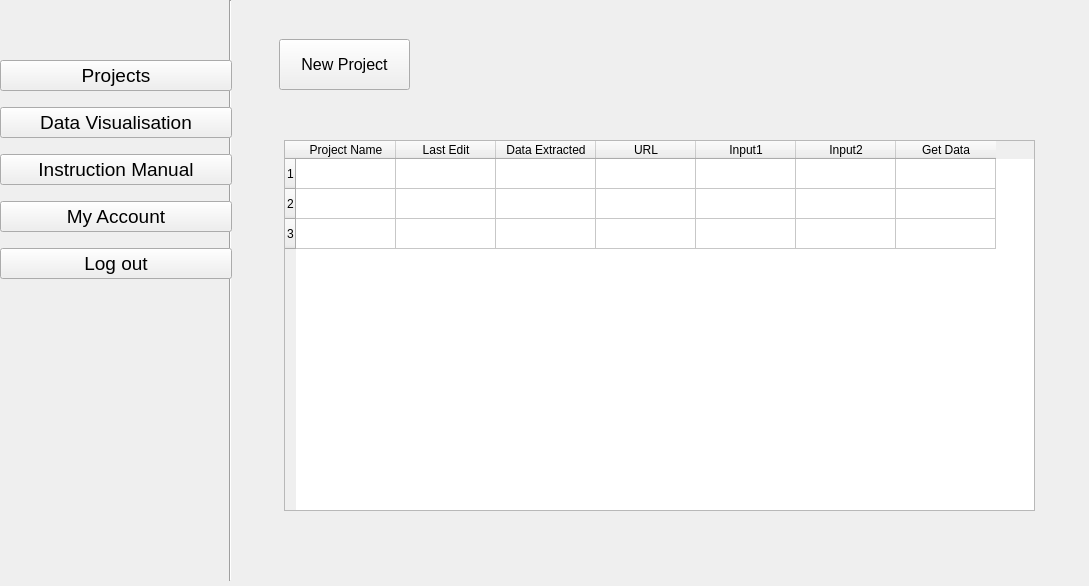
Above: Project_Main.ui from Ericaan/studio5_webscraping_app before the change. Below: the same form after it.
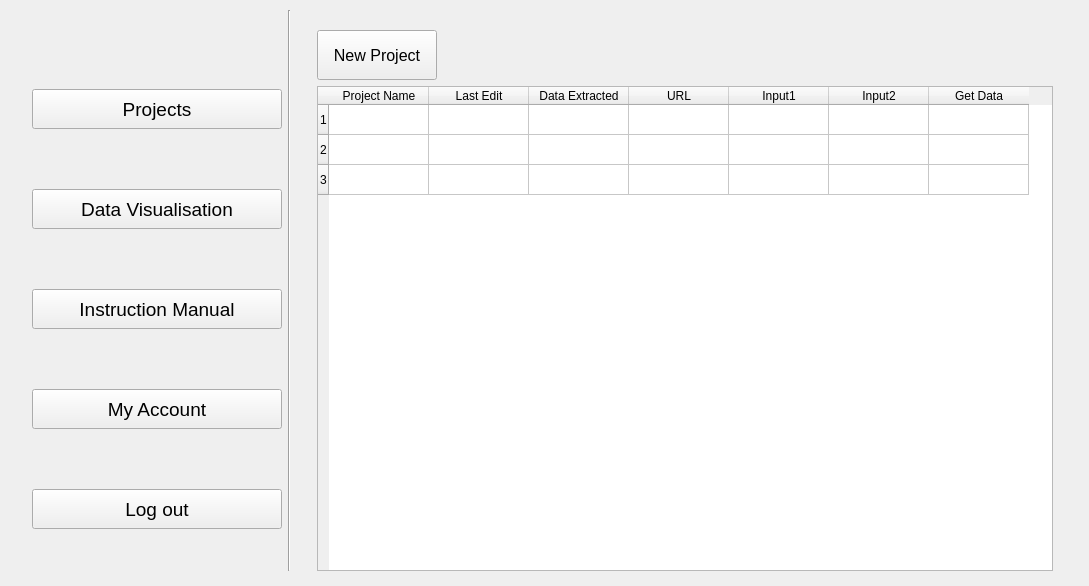
That is the form after the change.

Commit message:
Object names & layout
Meaningful object names and make the layout and its content adjust to the window size

Diff of the .ui file:
```diff
--- a/Project_Main.ui
+++ b/Project_Main.ui
@@ -17,20 +17,180 @@
    <widget class="QWidget" name="Projects" native="true">
     <property name="geometry">
      <rect>
-      <x>229</x>
-      <y>-1</y>
-      <width>861</width>
-      <height>581</height>
+      <x>32</x>
+      <y>10</y>
+      <width>1041</width>
+      <height>561</height>
      </rect>
     </property>
+    <layout class="QHBoxLayout" name="main_layout">
+     <item>
+      <layout class="QVBoxLayout" name="menu_layout">
+       <property name="spacing">
+        <number>1</number>
+       </property>
+       <property name="sizeConstraint">
+        <enum>QLayout::SetDefaultConstraint</enum>
+       </property>
+       <item>
+        <widget class="QPushButton" name="manual_button">
+         <property name="minimumSize">
+          <size>
+           <width>250</width>
+           <height>40</height>
+          </size>
+         </property>
+         <property name="maximumSize">
+          <size>
+           <width>0</width>
+           <height>0</height>
+          </size>
+         </property>
+         <property name="font">
+          <font>
+           <pointsize>14</pointsize>
+          </font>
+         </property>
+         <property name="text">
+          <string>Projects</string>
+         </property>
+        </widget>
+       </item>
+       <item>
+        <widget class="QPushButton" name="dv_button">
+         <property name="minimumSize">
+          <size>
+           <width>250</width>
+           <height>40</height>
+          </size>
+         </property>
+         <property name="maximumSize">
+          <size>
+           <width>0</width>
+           <height>0</height>
+          </size>
+         </property>
+         <property name="font">
+          <font>
+           <pointsize>14</pointsize>
+          </font>
+         </property>
+         <property name="text">
+          <string>Data Visualisation</string>
+         </property>
+        </widget>
+       </item>
+       <item>
+        <widget class="QPushButton" name="account_button">
+         <property name="minimumSize">
+          <size>
+           <width>250</width>
+           <height>40</height>
+          </size>
+         </property>
+         <property name="maximumSize">
+          <size>
+           <width>0</width>
+           <height>0</height>
+          </size>
+         </property>
+         <property name="font">
+          <font>
+           <pointsize>14</pointsize>
+          </font>
+         </property>
+         <property name="text">
+          <string>Instruction Manual</string>
+         </property>
+        </widget>
+       </item>
+       <item>
+        <widget class="QPushButton" name="project_button">
+         <property name="minimumSize">
+          <size>
+           <width>250</width>
+           <height>40</height>
+          </size>
+         </property>
+         <property name="maximumSize">
+          <size>
+           <width>0</width>
+           <height>0</height>
+          </size>
+         </property>
+         <property name="font">
+          <font>
+           <pointsize>14</pointsize>
+          </font>
+         </property>
+         <property name="text">
+          <string>My Account</string>
+         </property>
+        </widget>
+       </item>
+       <item>
+        <widget class="QPushButton" name="logout_button">
+         <property name="minimumSize">
+          <size>
+           <width>250</width>
+           <height>40</height>
+          </size>
+         </property>
+         <property name="maximumSize">
+          <size>
+           <width>0</width>
+           <height>0</height>
+          </size>
+         </property>
+         <property name="font">
+          <font>
+           <pointsize>14</pointsize>
+          </font>
+         </property>
+         <property name="text">
+          <string>Log out</string>
+         </property>
+        </widget>
+       </item>
+      </layout>
+     </item>
+     <item>
+      <widget class="Line" name="line">
+       <property name="font">
+        <font>
+         <weight>75</weight>
+         <bold>true</bold>
+        </font>
+       </property>
+       <property name="orientation">
+        <enum>Qt::Vertical</enum>
+       </property>
+      </widget>
+     </item>
+     <item>
+      <layout class="QVBoxLayout" name="project_layout">
+       <property name="leftMargin">
+        <number>20</number>
+       </property>
+       <property name="topMargin">
+        <number>20</number>
+       </property>
+       <property name="rightMargin">
+        <number>20</number>
+       </property>
+       <item>
     <widget class="QPushButton" name="newproject_button">
-     <property name="geometry">
-      <rect>
-       <x>50</x>
-       <y>40</y>
-       <width>131</width>
-       <height>51</height>
-      </rect>
+         <property name="minimumSize">
+          <size>
+           <width>120</width>
+           <height>50</height>
+          </size>
+         </property>
+         <property name="maximumSize">
+          <size>
+           <width>0</width>
+           <height>300</height>
+          </size>
      </property>
      <property name="font">
       <font>
@@ -41,15 +201,9 @@
       <string>New Project</string>
      </property>
     </widget>
+       </item>
+       <item>
     <widget class="QTableWidget" name="projects_table">
-     <property name="geometry">
-      <rect>
-       <x>55</x>
-       <y>141</y>
-       <width>751</width>
-       <height>371</height>
-      </rect>
-     </property>
      <property name="gridStyle">
       <enum>Qt::SolidLine</enum>
      </property>
@@ -107,100 +261,8 @@
       </property>
      </column>
     </widget>
-   </widget>
-   <widget class="Line" name="line">
-    <property name="geometry">
-     <rect>
-      <x>220</x>
-      <y>0</y>
-      <width>20</width>
-      <height>581</height>
-     </rect>
-    </property>
-    <property name="font">
-     <font>
-      <weight>75</weight>
-      <bold>true</bold>
-     </font>
-    </property>
-    <property name="orientation">
-     <enum>Qt::Vertical</enum>
-    </property>
-   </widget>
-   <widget class="QWidget" name="">
-    <property name="geometry">
-     <rect>
-      <x>0</x>
-      <y>50</y>
-      <width>232</width>
-      <height>240</height>
-     </rect>
-    </property>
-    <property name="font">
-     <font>
-      <pointsize>14</pointsize>
-     </font>
-    </property>
-    <layout class="QVBoxLayout" name="Menu">
-     <item>
-      <widget class="QPushButton" name="manual_button">
-       <property name="font">
-        <font>
-         <pointsize>14</pointsize>
-        </font>
-       </property>
-       <property name="text">
-        <string>Projects</string>
-       </property>
-      </widget>
-     </item>
-     <item>
-      <widget class="QPushButton" name="dv_button">
-       <property name="font">
-        <font>
-         <pointsize>14</pointsize>
-        </font>
-       </property>
-       <property name="text">
-        <string>Data Visualisation</string>
-       </property>
-      </widget>
-     </item>
-     <item>
-      <widget class="QPushButton" name="account_button">
-       <property name="font">
-        <font>
-         <pointsize>14</pointsize>
-        </font>
-       </property>
-       <property name="text">
-        <string>Instruction Manual</string>
-       </property>
-      </widget>
-     </item>
-     <item>
-      <widget class="QPushButton" name="project_button">
-       <property name="font">
-        <font>
-         <pointsize>14</pointsize>
-        </font>
-       </property>
-       <property name="text">
-        <string>My Account</string>
-       </property>
-      </widget>
-     </item>
-     <item>
-      <widget class="QPushButton" name="logout_button">
-       <property name="font">
-        <font>
-         <pointsize>14</pointsize>
-        </font>
-       </property>
-       <property name="text">
-        <string>Log out</string>
-       </property>
-      </widget>
+       </item>
+      </layout>
      </item>
     </layout>
    </widget>
```
Left out of the diff: 50 changed lines with no effect on the pictures. Lines whose indentation alone changed are shown as unchanged. The commit also changes 3 other files.
